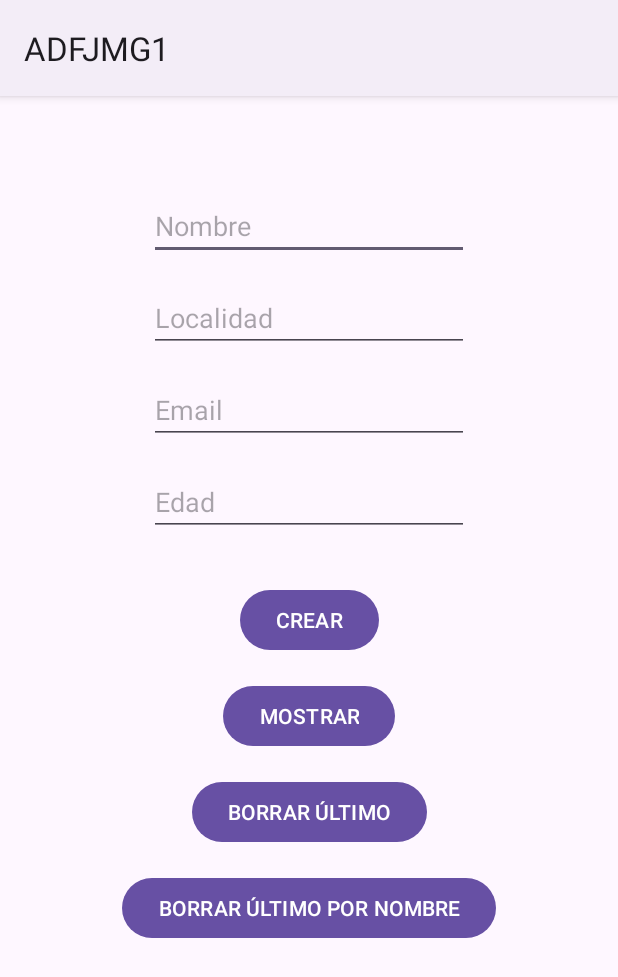
After one commit to JMGF01/ADFJMG1, an Android app: the InsertarClientesFirebaseActivity screen opened directly, with no data from a screen before it, on a phone screen of 412 x 824 dp. The commit adds this screen. Shown: the top 977 px of the screen. Run offline under Robolectric (Android 15) with nearby library versions, the phone set to English and light mode, and no system bars; our stand-ins replace Firebase (no records; nobody signed in at launch, a user with empty details on screens opened directly).

Commit message:
Firebase borrando datos por clave / TODOs actualizados

```diff
--- a/app/build.gradle.kts
+++ b/app/build.gradle.kts
@@ -85,4 +85,5 @@ dependencies {
     androidTestImplementation(libs.androidx.espresso.core)
     implementation(platform("com.google.firebase:firebase-bom:34.3.0"))
     implementation("com.google.firebase:firebase-auth")
+    implementation("com.google.firebase:firebase-database")
 }
--- a/app/src/main/AndroidManifest.xml
+++ b/app/src/main/AndroidManifest.xml
@@ -60,6 +60,9 @@
         android:supportsRtl="true"
         android:theme="@style/Theme.ADFJMG1"
         tools:targetApi="31">
+        <activity
+            android:name=".realtimedatabase.InsertarClientesFirebaseActivity"
+            android:exported="false" />
         <activity
             android:name=".authfirebase.RegistroActivity"
             android:exported="false" />
--- /dev/null
+++ b/app/src/main/java/edu/adf/adfjmg1/realtimedatabase/Cliente.kt
@@ -0,0 +1,3 @@
+package edu.adf.adfjmg1.realtimedatabase
+
+data class Cliente(val edad: Long, val localidad: String, val nombre: String, val email:String, var clave:String="")
--- /dev/null
+++ b/app/src/main/res/layout/activity_insertar_clientes_firebase.xml
@@ -0,0 +1,102 @@
+<?xml version="1.0" encoding="utf-8"?>
+<androidx.constraintlayout.widget.ConstraintLayout xmlns:android="http://schemas.android.com/apk/res/android"
+    xmlns:app="http://schemas.android.com/apk/res-auto"
+    xmlns:tools="http://schemas.android.com/tools"
+    android:id="@+id/main"
+    android:layout_width="match_parent"
+    android:layout_height="match_parent"
+    tools:context=".realtimedatabase.InsertarClientesFirebaseActivity">
+
+    <EditText
+        android:id="@+id/nombreCliente"
+        android:layout_width="wrap_content"
+        android:layout_height="wrap_content"
+        android:layout_marginTop="64dp"
+        android:ems="10"
+        android:hint="Nombre"
+        android:inputType="text"
+        app:layout_constraintEnd_toEndOf="parent"
+        app:layout_constraintStart_toStartOf="parent"
+        app:layout_constraintTop_toTopOf="parent" />
+
+    <EditText
+        android:id="@+id/localidadCliente"
+        android:layout_width="wrap_content"
+        android:layout_height="wrap_content"
+        android:layout_marginTop="16dp"
+        android:ems="10"
+        android:hint="Localidad"
+        android:inputType="text"
+        app:layout_constraintEnd_toEndOf="parent"
+        app:layout_constraintStart_toStartOf="parent"
+        app:layout_constraintTop_toBottomOf="@+id/nombreCliente" />
+
+    <EditText
+        android:id="@+id/emailCliente"
+        android:layout_width="wrap_content"
+        android:layout_height="wrap_content"
+        android:layout_marginTop="16dp"
+        android:ems="10"
+        android:hint="Email"
+        android:inputType="text"
+        app:layout_constraintEnd_toEndOf="parent"
+        app:layout_constraintStart_toStartOf="parent"
+        app:layout_constraintTop_toBottomOf="@+id/localidadCliente" />
+
+    <EditText
+        android:id="@+id/edadCliente"
+        android:layout_width="wrap_content"
+        android:layout_height="wrap_content"
+        android:layout_marginTop="16dp"
+        android:ems="10"
+        android:hint="Edad"
+        android:inputType="text"
+        app:layout_constraintEnd_toEndOf="parent"
+        app:layout_constraintStart_toStartOf="parent"
+        app:layout_constraintTop_toBottomOf="@+id/emailCliente" />
+
+    <Button
+        android:id="@+id/botonFormularioClienteNuevo"
+        android:onClick="crearClienteFB"
+        android:layout_width="wrap_content"
+        android:layout_height="wrap_content"
+        android:layout_marginTop="32dp"
+        android:text="CREAR"
+        app:layout_constraintEnd_toEndOf="parent"
+        app:layout_constraintStart_toStartOf="parent"
+        app:layout_constraintTop_toBottomOf="@+id/edadCliente" />
+
+    <Button
+        android:id="@+id/botonFormularioMostrarClientesFb"
+        android:layout_width="wrap_content"
+        android:layout_height="wrap_content"
+        android:layout_marginTop="16dp"
+        android:onClick="mostrarClientesFB"
+        android:text="MOSTRAR"
+        app:layout_constraintEnd_toEndOf="parent"
+        app:layout_constraintStart_toStartOf="parent"
+        app:layout_constraintTop_toBottomOf="@+id/botonFormularioClienteNuevo" />
+
+    <Button
+        android:id="@+id/botonFormularioBorrarUltimoFb"
+        android:layout_width="wrap_content"
+        android:layout_height="wrap_content"
+        android:layout_marginTop="16dp"
+        android:onClick="borrarUltimoPorClave"
+        android:text="BORRAR ÚLTIMO"
+        app:layout_constraintEnd_toEndOf="parent"
+        app:layout_constraintStart_toStartOf="parent"
+        app:layout_constraintTop_toBottomOf="@+id/botonFormularioMostrarClientesFb" />
+
+    <Button
+        android:id="@+id/botonFormularioBorrarUltimoFb2"
+        android:layout_width="wrap_content"
+        android:layout_height="wrap_content"
+        android:layout_marginTop="16dp"
+        android:onClick="borrarUltimoPorNombre"
+        android:text="BORRAR ÚLTIMO POR NOMBRE"
+        app:layout_constraintEnd_toEndOf="parent"
+        app:layout_constraintStart_toStartOf="parent"
+        app:layout_constraintTop_toBottomOf="@+id/botonFormularioBorrarUltimoFb" />
+
+</androidx.constraintlayout.widget.ConstraintLayout>
--- a/app/src/main/res/values/dimens.xml
+++ b/app/src/main/res/values/dimens.xml
@@ -1,4 +1,5 @@
 <?xml version="1.0" encoding="utf-8"?>
 <resources>
     <dimen name="alfa_boton_web">0.85</dimen>
+    <dimen name="espacio_inter_formulario">16dp</dimen>
 </resources>
```
Also changed, not shown: app/src/main/java/edu/adf/adfjmg1/MainMenuActivity.kt (+11 -6 lines), app/src/main/java/edu/adf/adfjmg1/realtimedatabase/InsertarClientesFirebaseActivity.kt (added, +182 -0 lines), app/src/main/res/menu/menu_lateral.xml (+9 -1 lines).
